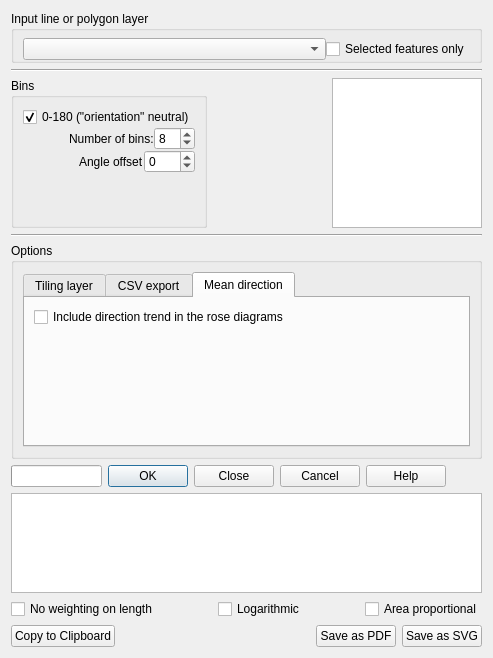
Before: the Qt Designer form linedirectionhistogram_dialog_base.ui in havatv/qgislinedirectionhistogramplugin, drawn with Qt 5.
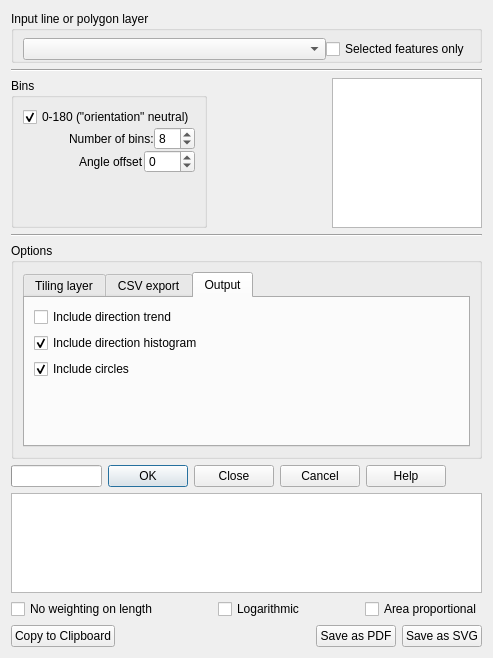
After: the same form once the commit is applied. The open tabs and pages were chosen to show the change.

Commit message: Add flexibility in the output (#23)

```diff
--- a/linedirectionhistogram_dialog_base.ui
+++ b/linedirectionhistogram_dialog_base.ui
@@ -460,13 +460,33 @@
         </widget>
         <widget class="QWidget" name="tab_3">
          <attribute name="title">
-          <string>Mean direction</string>
+          <string>Output</string>
          </attribute>
          <layout class="QVBoxLayout" name="verticalLayout_10">
           <item>
            <widget class="QCheckBox" name="dirTrendCheckBox">
             <property name="text">
-             <string>Include direction trend in the rose diagrams</string>
+             <string>Include direction trend</string>
+            </property>
+           </widget>
+          </item>
+          <item>
+           <widget class="QCheckBox" name="lineDirCB">
+            <property name="text">
+             <string>Include direction histogram</string>
+            </property>
+            <property name="checked">
+             <bool>true</bool>
+            </property>
+           </widget>
+          </item>
+          <item>
+           <widget class="QCheckBox" name="drawCirclesCB">
+            <property name="text">
+             <string>Include circles</string>
+            </property>
+            <property name="checked">
+             <bool>true</bool>
             </property>
            </widget>
           </item>
```
Left out of the diff: 2 changed lines with no effect on the pictures. The commit also changes 1 other file.
